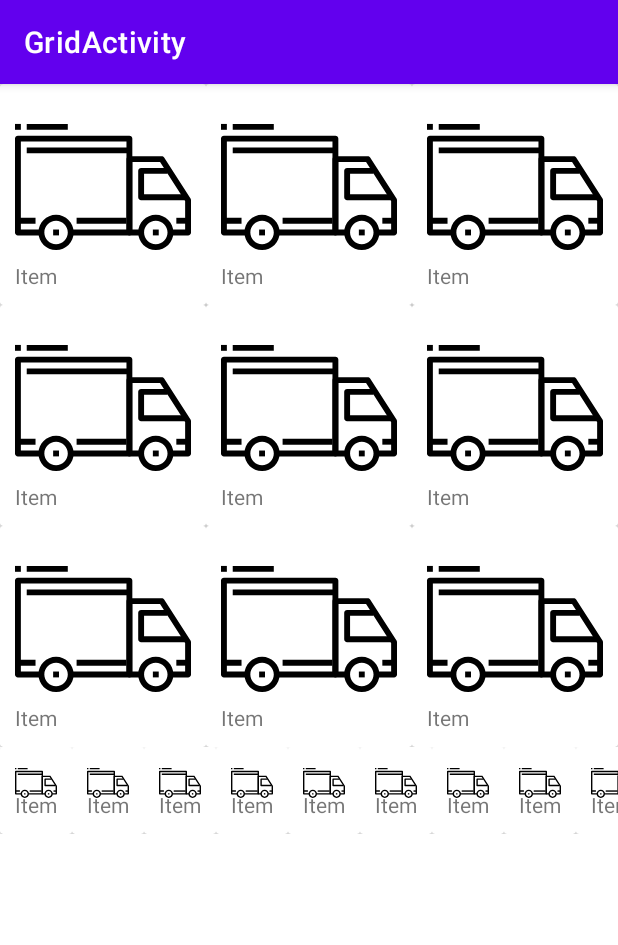
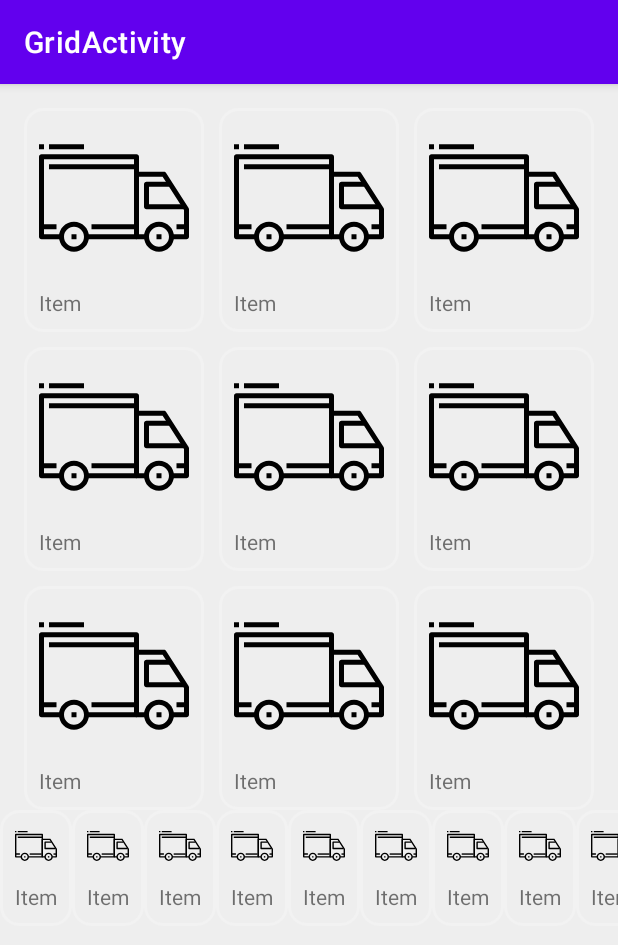
Before and after one commit to 1984Rakesh/AndroidGirdsAndLists, an Android app: the screen it shows after launch (MainActivity), on a phone screen of 412 x 824 dp. Shown: the top 945 px of the screen. Run offline under Robolectric (Android 15) with nearby library versions, the phone set to English and light mode, and no system bars.

Commit message:
minor ui corrections

```diff
--- a/app/src/main/java/com/rakesh/gridactivity/GridItemView.kt
+++ b/app/src/main/java/com/rakesh/gridactivity/GridItemView.kt
@@ -6,8 +6,9 @@ import android.view.LayoutInflater
 import android.widget.ImageView
 import android.widget.TextView
 import androidx.cardview.widget.CardView
+import androidx.constraintlayout.widget.ConstraintLayout
 
-public class GridItemView : CardView {
+public class GridItemView : ConstraintLayout {
     lateinit public var imageView : ImageView
     lateinit public var textView : TextView
 
--- a/app/src/main/res/layout/activity_main.xml
+++ b/app/src/main/res/layout/activity_main.xml
@@ -4,13 +4,22 @@
     xmlns:tools="http://schemas.android.com/tools"
     android:layout_width="match_parent"
     android:layout_height="match_parent"
+    android:background="@color/main_background"
     tools:context=".MainActivity">
 
     <GridView
         android:id="@+id/top_grid"
         android:layout_width="match_parent"
         android:layout_height="wrap_content"
+        android:layout_marginStart="16dp"
+        android:layout_marginTop="16dp"
+        android:layout_marginEnd="16dp"
+        android:layout_marginBottom="16dp"
+        android:horizontalSpacing="10dp"
         android:numColumns="3"
+        android:verticalSpacing="10dp"
+        app:layout_constraintEnd_toEndOf="parent"
+        app:layout_constraintStart_toStartOf="parent"
         app:layout_constraintTop_toTopOf="parent" />
 
     <LinearLayout
--- a/app/src/main/res/layout/grid_item_view.xml
+++ b/app/src/main/res/layout/grid_item_view.xml
@@ -1,22 +1,21 @@
 <?xml version="1.0" encoding="utf-8"?>
-<androidx.cardview.widget.CardView
+<androidx.constraintlayout.widget.ConstraintLayout
     xmlns:android="http://schemas.android.com/apk/res/android"
     xmlns:app="http://schemas.android.com/apk/res-auto"
     android:layout_width="match_parent"
-    android:layout_height="match_parent">
-
-
-    <androidx.constraintlayout.widget.ConstraintLayout
-        android:layout_width="match_parent"
-        android:layout_height="match_parent">
+    android:layout_height="wrap_content"
+    android:id="@+id/grid_item_view_inner_container"
+    android:background="@drawable/grid_item_background">
 
     <ImageView
         android:id="@+id/grid_item_view_image"
+        android:contentDescription="@string/grid_item_image"
         android:layout_width="0dp"
         android:layout_height="0dp"
         android:layout_marginStart="10dp"
         android:layout_marginTop="10dp"
         android:layout_marginEnd="10dp"
+        app:layout_constraintBottom_toTopOf="@+id/grid_item_view_text"
         app:layout_constraintEnd_toEndOf="parent"
         app:layout_constraintStart_toStartOf="parent"
         app:layout_constraintTop_toTopOf="parent"
@@ -26,16 +25,15 @@
         android:id="@+id/grid_item_view_text"
         android:layout_width="match_parent"
         android:layout_height="wrap_content"
+
         android:layout_marginStart="10dp"
         android:layout_marginTop="10dp"
         android:layout_marginEnd="10dp"
         android:layout_marginBottom="10dp"
-            android:text="Some Text"
-            app:layout_constraintBottom_toBottomOf="@id/grid_item_view_image"
+        android:text="@string/grid_item_text"
+        app:layout_constraintBottom_toBottomOf="@id/grid_item_view_inner_container"
         app:layout_constraintEnd_toEndOf="parent"
         app:layout_constraintStart_toStartOf="parent"
         app:layout_constraintTop_toBottomOf="@+id/grid_item_view_image" />
 
 </androidx.constraintlayout.widget.ConstraintLayout>
-
-</androidx.cardview.widget.CardView>
```
Lines whose indentation alone changed are shown as unchanged.
